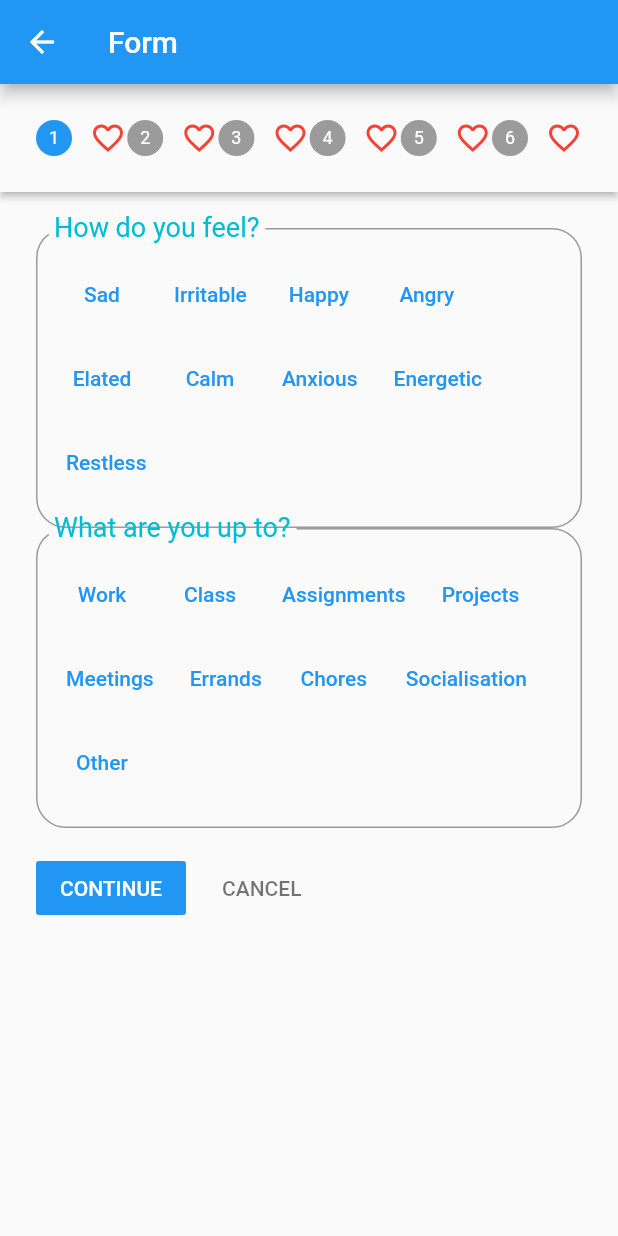
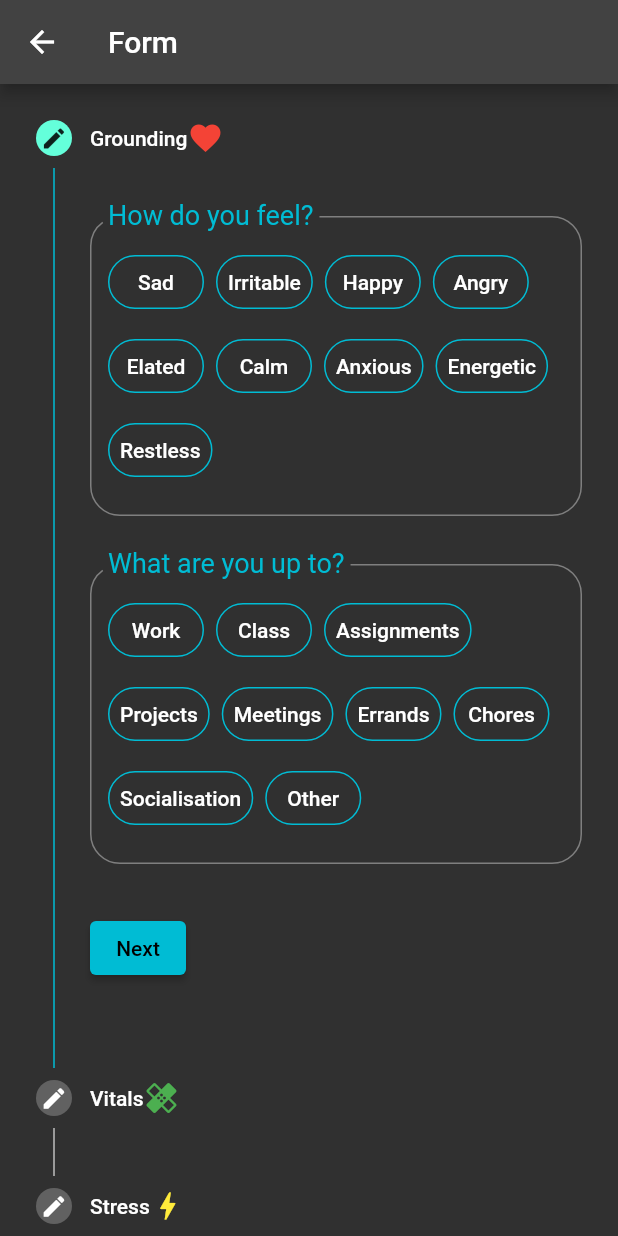
Before and after one commit to sai-pher/mood_tracker_v2, a Flutter app: the screen it shows after launch, after a tap on the "edit" icon, on a phone screen of 412 x 824 dp. Run offline on Flutter 3.47's test engine with Material 2 defaults, Android fonts, the phone set to English and light mode, and no system bars; our stand-ins replace sqflite; accounts and stored records are empty.

```diff
--- a/lib/main.dart
+++ b/lib/main.dart
@@ -20,7 +20,8 @@ class MyApp extends StatelessWidget {
         formRoute: (context) => const FormPage(),
       },
       theme: ThemeData(
-        primarySwatch: Colors.blue,
+        brightness: Brightness.dark,
+        primarySwatch: Colors.cyan,
       ),
       debugShowCheckedModeBanner: false,
       home: const HomePage(),
--- a/lib/widgets/components/question_form_feild_widget.dart
+++ b/lib/widgets/components/question_form_feild_widget.dart
@@ -24,16 +24,24 @@ class QuestionFormField extends FormField<String> {
 
       answers() {
         return options.map((option) => TextButton(
+          style: ButtonStyle(
+            backgroundColor: MaterialStateProperty.all(selected != option ? Colors.transparent : Colors.cyan),
+            shape: MaterialStateProperty.all(RoundedRectangleBorder(
+                borderRadius: BorderRadius.circular(36.0),
+                side: const BorderSide(color: Colors.cyan)
+            ))
+          ),
+          child: Text(option, style: const TextStyle(color: Colors.white),),
           onPressed: () {
             state.didChange(option);
             onUpdate(option);
             },
-            child: Text(option)
-
         )).toList();
       }
 
-      return InputDecorator(
+      return Padding(
+        padding: const EdgeInsets.symmetric(vertical: 16.0),
+        child: InputDecorator(
           decoration: InputDecoration(
               errorText: state.hasError ? state.errorText : null,
               labelText: question,
@@ -49,6 +57,7 @@ class QuestionFormField extends FormField<String> {
             runSpacing: 8.0,
             children: answers(),
           ),
+        ),
       );
   }
   );
--- a/lib/widgets/screens/form_screen.dart
+++ b/lib/widgets/screens/form_screen.dart
@@ -115,11 +115,29 @@ class _FormScreenState extends State {
     return formLayout();
   }
 
+  sectionTitle(String section, Icon icon) {
+    return Row(
+      children: [
+        Text(section),
+        icon
+      ],
+    );
+  }
+
+  _stepState(bool state, int step) {
+    if (state) {
+      return StepState.complete;
+    } else {
+      return StepState.editing;
+    }
+  }
+
   stepperForm(){
     List<Step> steps = [
       Step(
-          title: (_feeling != '' && _upto != '')?  const Icon(Icons.favorite, color: Colors.red,) : const Icon(Icons.favorite_border,color: Colors.red,),
+          title: sectionTitle('Grounding', const Icon(Icons.favorite, color: Colors.red,)),
           isActive: currentStep == 0,
+          state: _stepState((_feeling != '' && _upto != ''), 0),
           content: Column(
             children: <Widget>[
               QuestionFormField(
@@ -172,11 +190,11 @@ class _FormScreenState extends State {
           )
       ),
       Step(
-          title: (_sleep != '' && _medication != '')?  const Icon(Icons.favorite, color: Colors.red,) : const Icon(Icons.favorite_border,color: Colors.red,),
+          title: sectionTitle("Vitals", const Icon(Icons.healing, color: Colors.green,)),
           isActive: currentStep == 1,
+          state: _stepState((_sleep != '' && _medication != ''), 1),
           content: Column(
             children: <Widget>[
-              TextFormField(),
               QuestionFormField(
                 options: sleeps,
                 question: "How did you sleep?",
@@ -227,8 +245,9 @@ class _FormScreenState extends State {
           )
       ),
       Step(
-          title: (_anxiety != '' && _stress != '')?  const Icon(Icons.favorite, color: Colors.red,) : const Icon(Icons.favorite_border,color: Colors.red,),
+          title: sectionTitle("Stress", const Icon(Icons.bolt, color: Colors.yellow,)),
           isActive: currentStep == 2,
+          state: _stepState((_anxiety != '' && _stress != ''), 2),
           content: Column(
             children: <Widget>[
               QuestionFormField(
@@ -281,8 +300,9 @@ class _FormScreenState extends State {
           )
       ),
       Step(
-        title: (_coping != '')?  const Icon(Icons.favorite, color: Colors.red,) : const Icon(Icons.favorite_border,color: Colors.red,),
+        title: sectionTitle("Coping", const Icon(Icons.air, color: Colors.lightBlueAccent,)),
         isActive: currentStep == 3,
+        state: _stepState((_coping != ''), 3),
         content: Column(
           children: <Widget>[
             QuestionFormField(
@@ -313,8 +333,9 @@ class _FormScreenState extends State {
         ),
       ),
       Step(
-        title: (_productivity != '')?  const Icon(Icons.favorite, color: Colors.red,) : const Icon(Icons.favorite_border,color: Colors.red,),
+        title: sectionTitle("productivity", const Icon(Icons.all_inclusive, color: Colors.pink,)),
         isActive: currentStep == 4,
+        state: _stepState((_productivity != ''), 4),
         content: Column(
           children: <Widget>[
             QuestionFormField(
@@ -344,8 +365,9 @@ class _FormScreenState extends State {
         ),
       ),
       Step(
-          title: (_suicide != '' && _harm != '')?  const Icon(Icons.favorite, color: Colors.red,) : const Icon(Icons.favorite_border,color: Colors.red,),
+          title: sectionTitle("Thoughts", const Icon(Icons.self_improvement, color: Colors.white,)),
           isActive: currentStep == 5,
+          state: _stepState((_suicide != '' && _harm != ''), 5),
           content: Column(
             children: <Widget>[
               QuestionFormField(
@@ -448,11 +470,14 @@ class _FormScreenState extends State {
                 _coping,
                 _productivity,
                 _suicide,
-                _harm);
-            DBHandler.handler.insert(emotionalState);
+                _harm,
+                _now);
+
+            DBHandler handler = DBHandler();
+            handler.insert(emotionalState);
           });
 
-          Navigator.pushNamed(context, formCompleteRoute);
+          // Navigator.pushNamed(context, formCompleteRoute);
         }
       }
     }
@@ -465,9 +490,30 @@ class _FormScreenState extends State {
 
 
     return Stepper(
-      type: StepperType.horizontal,
+      type: StepperType.vertical,
       steps: steps,
       currentStep: currentStep,
+      controlsBuilder: (BuildContext context, ControlsDetails controls) {
+        return Padding(
+          padding: const EdgeInsets.symmetric(vertical: 16.0),
+          child: Row(
+            children: <Widget>[
+              ElevatedButton(
+                onPressed: controls.onStepContinue,
+                child: currentStep != steps.length - 1 ? const Text('Next') : const Text('Complete'),
+              ),
+              if (currentStep != 0)
+                TextButton(
+                  onPressed: controls.onStepCancel,
+                  child: const Text(
+                    'BACK',
+                    style: TextStyle(color: Colors.grey),
+                  ),
+                ),
+            ],
+          ),
+        );
+      },
       onStepContinue: next,
       onStepCancel: _cancel,
       onStepTapped: (step) => _goTo(step),
```
Also changed, not shown: lib/db_handler/handlers/db_handler.dart (+9 -8 lines), lib/db_handler/models/emotional_state_model.dart (+47 -43 lines), pubspec.lock. Lines whose indentation alone changed are shown as unchanged.
